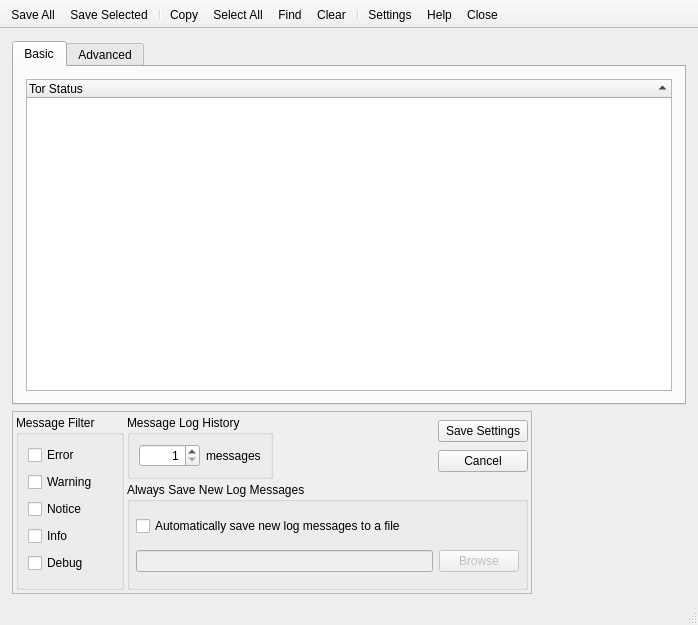
The window that src/vidalia/log/MessageLog.ui (a-ilin/vidalia) describes before a commit, drawn with Qt 5.
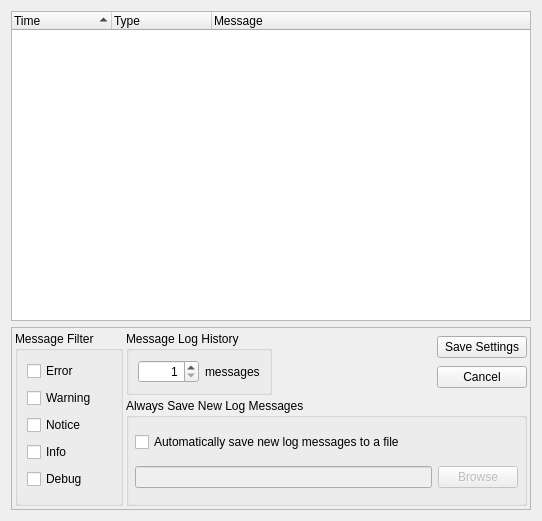
The same window after the commit. Icons and pictures are not drawn. Custom widgets are drawn as their Qt base class.

```diff
--- a/src/vidalia/log/MessageLog.ui
+++ b/src/vidalia/log/MessageLog.ui
@@ -1,13 +1,13 @@
 <?xml version="1.0" encoding="UTF-8"?>
 <ui version="4.0">
  <class>MessageLog</class>
- <widget class="QMainWindow" name="MessageLog">
+ <widget class="QWidget" name="MessageLog">
   <property name="geometry">
    <rect>
     <x>0</x>
     <y>0</y>
-    <width>698</width>
-    <height>625</height>
+    <width>534</width>
+    <height>521</height>
    </rect>
   </property>
   <property name="contextMenuPolicy">
@@ -16,99 +16,10 @@
   <property name="windowTitle">
    <string>Message Log</string>
   </property>
-  <property name="windowIcon">
-   <iconset resource="../res/vidalia.qrc">
-    <normaloff>:/images/32x32/format-justify-fill.png</normaloff>:/images/32x32/format-justify-fill.png</iconset>
-  </property>
-  <property name="statusTip">
-   <string/>
-  </property>
-  <property name="autoFillBackground">
-   <bool>true</bool>
-  </property>
-  <property name="unifiedTitleAndToolBarOnMac">
-   <bool>false</bool>
-  </property>
-  <widget class="QWidget" name="centralwidget">
-   <layout class="QVBoxLayout">
-    <property name="leftMargin">
-     <number>12</number>
-    </property>
-    <property name="topMargin">
-     <number>12</number>
-    </property>
-    <property name="rightMargin">
-     <number>12</number>
-    </property>
+  <layout class="QVBoxLayout" name="verticalLayout_2">
     <item>
-     <widget class="QTabWidget" name="tabWidget">
-      <property name="currentIndex">
-       <number>0</number>
-      </property>
-      <widget class="QWidget" name="tabBasic">
-       <attribute name="title">
-        <string>Basic</string>
-       </attribute>
-       <layout class="QGridLayout" name="basicTabLayout">
-        <property name="margin">
-         <number>12</number>
-        </property>
-        <item row="0" column="0">
-         <widget class="StatusEventWidget" name="listNotifications">
-          <property name="contextMenuPolicy">
-           <enum>Qt::CustomContextMenu</enum>
-          </property>
-          <property name="horizontalScrollBarPolicy">
-           <enum>Qt::ScrollBarAsNeeded</enum>
-          </property>
-          <property name="showDropIndicator" stdset="0">
-           <bool>false</bool>
-          </property>
-          <property name="alternatingRowColors">
-           <bool>true</bool>
-          </property>
-          <property name="selectionMode">
-           <enum>QAbstractItemView::ExtendedSelection</enum>
-          </property>
-          <property name="selectionBehavior">
-           <enum>QAbstractItemView::SelectRows</enum>
-          </property>
-          <property name="indentation">
-           <number>0</number>
-          </property>
-          <property name="rootIsDecorated">
-           <bool>false</bool>
-          </property>
-          <property name="itemsExpandable">
-           <bool>false</bool>
-          </property>
-          <property name="sortingEnabled">
-           <bool>true</bool>
-          </property>
-          <attribute name="headerShowSortIndicator" stdset="0">
-           <bool>true</bool>
-          </attribute>
-          <attribute name="headerShowSortIndicator" stdset="0">
-           <bool>true</bool>
-          </attribute>
-          <column>
-           <property name="text">
-            <string>Tor Status</string>
-           </property>
-          </column>
-         </widget>
-        </item>
-       </layout>
-      </widget>
-      <widget class="QWidget" name="tabAdvanced">
-       <attribute name="title">
-        <string>Advanced</string>
-       </attribute>
-       <layout class="QGridLayout" name="advancedTabLayout">
-        <property name="margin">
-         <number>12</number>
-        </property>
-        <item row="0" column="0">
+    <layout class="QVBoxLayout" name="verticalLayout">
+     <item>
          <widget class="LogTreeWidget" name="listMessages">
           <property name="contextMenuPolicy">
            <enum>Qt::NoContextMenu</enum>
@@ -151,10 +62,6 @@
           </column>
          </widget>
         </item>
-       </layout>
-      </widget>
-     </widget>
-    </item>
     <item>
      <widget class="QFrame" name="frmSettings">
       <property name="enabled">
@@ -198,7 +105,7 @@
         <number>3</number>
        </property>
        <item row="0" column="2">
-        <layout class="QHBoxLayout">
+         <layout class="QHBoxLayout" name="_2">
          <item>
           <spacer>
            <property name="orientation">
@@ -213,7 +120,7 @@
           </spacer>
          </item>
          <item>
-          <layout class="QVBoxLayout">
+           <layout class="QVBoxLayout" name="_3">
            <item>
             <widget class="QPushButton" name="btnSaveSettings">
              <property name="contextMenuPolicy">
@@ -258,7 +165,7 @@
          <property name="title">
           <string>Message Filter</string>
          </property>
-         <layout class="QVBoxLayout">
+          <layout class="QVBoxLayout" name="_4">
           <item>
            <widget class="QCheckBox" name="chkTorErr">
             <property name="contextMenuPolicy">
@@ -358,7 +265,7 @@
          <property name="title">
           <string>Message Log History</string>
          </property>
-         <layout class="QHBoxLayout">
+          <layout class="QHBoxLayout" name="_5">
           <item>
            <widget class="QSpinBox" name="spnbxMaxCount">
             <property name="minimumSize">
@@ -411,7 +318,7 @@
          <property name="title">
           <string>Always Save New Log Messages </string>
          </property>
-         <layout class="QGridLayout">
+          <layout class="QGridLayout" name="_6">
           <property name="margin">
            <number>6</number>
           </property>
@@ -461,39 +368,8 @@
      </widget>
     </item>
    </layout>
-  </widget>
-  <widget class="QStatusBar" name="statusbar"/>
-  <widget class="QToolBar" name="toolBar">
-   <property name="contextMenuPolicy">
-    <enum>Qt::NoContextMenu</enum>
-   </property>
-   <property name="movable">
-    <bool>false</bool>
-   </property>
-   <property name="orientation">
-    <enum>Qt::Horizontal</enum>
-   </property>
-   <property name="toolButtonStyle">
-    <enum>Qt::ToolButtonTextUnderIcon</enum>
-   </property>
-   <attribute name="toolBarArea">
-    <enum>TopToolBarArea</enum>
-   </attribute>
-   <attribute name="toolBarBreak">
-    <bool>false</bool>
-   </attribute>
-   <addaction name="actionSave_All"/>
-   <addaction name="actionSave_Selected"/>
-   <addaction name="separator"/>
-   <addaction name="actionCopy"/>
-   <addaction name="actionSelect_All"/>
-   <addaction name="actionFind"/>
-   <addaction name="actionClear"/>
-   <addaction name="separator"/>
-   <addaction name="actionSettings"/>
-   <addaction name="actionHelp"/>
-   <addaction name="actionClose"/>
-  </widget>
+   </item>
+  </layout>
   <action name="actionMessage_Filters">
    <property name="text">
     <string>Message Filters...</string>
@@ -667,11 +543,6 @@
    <extends>QTreeWidget</extends>
    <header>log/LogTreeWidget.h</header>
   </customwidget>
-  <customwidget>
-   <class>StatusEventWidget</class>
-   <extends>QTreeWidget</extends>
-   <header>StatusEventWidget.h</header>
-  </customwidget>
  </customwidgets>
  <resources>
   <include location="../res/vidalia.qrc"/>
```
Left out of the diff: 45 changed lines with no effect on the pictures. Lines whose indentation alone changed are shown as unchanged.
